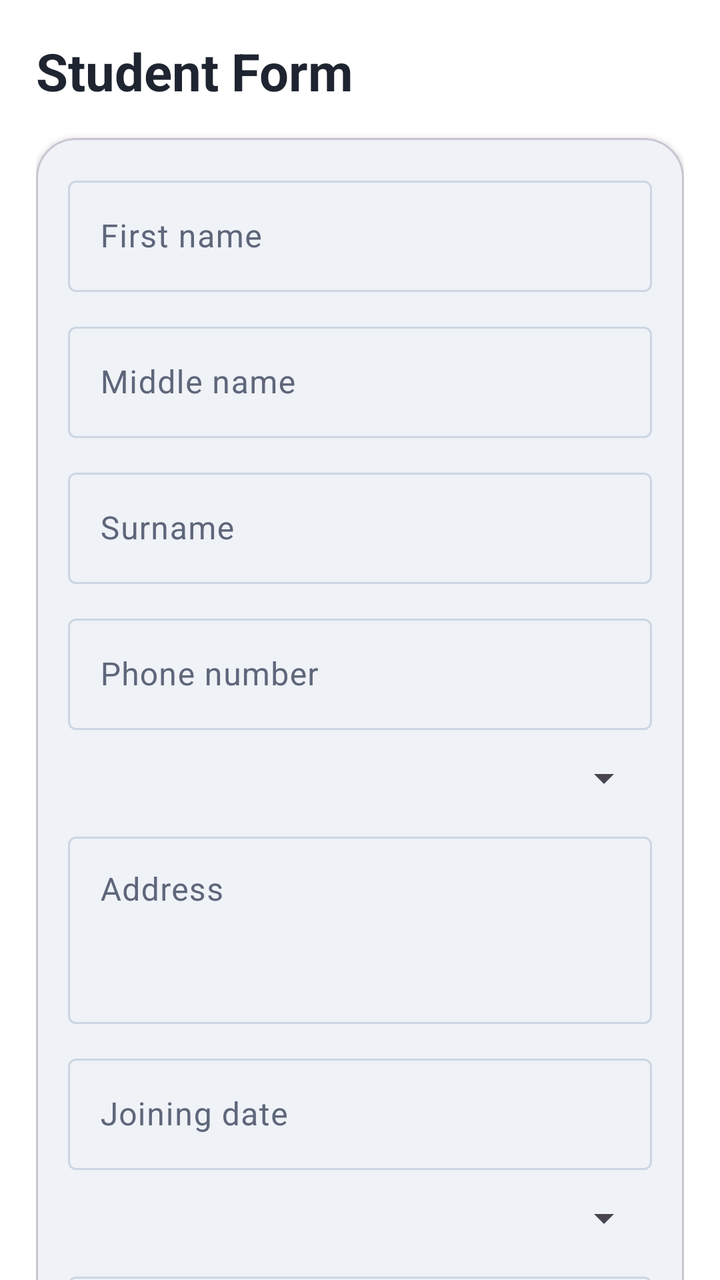
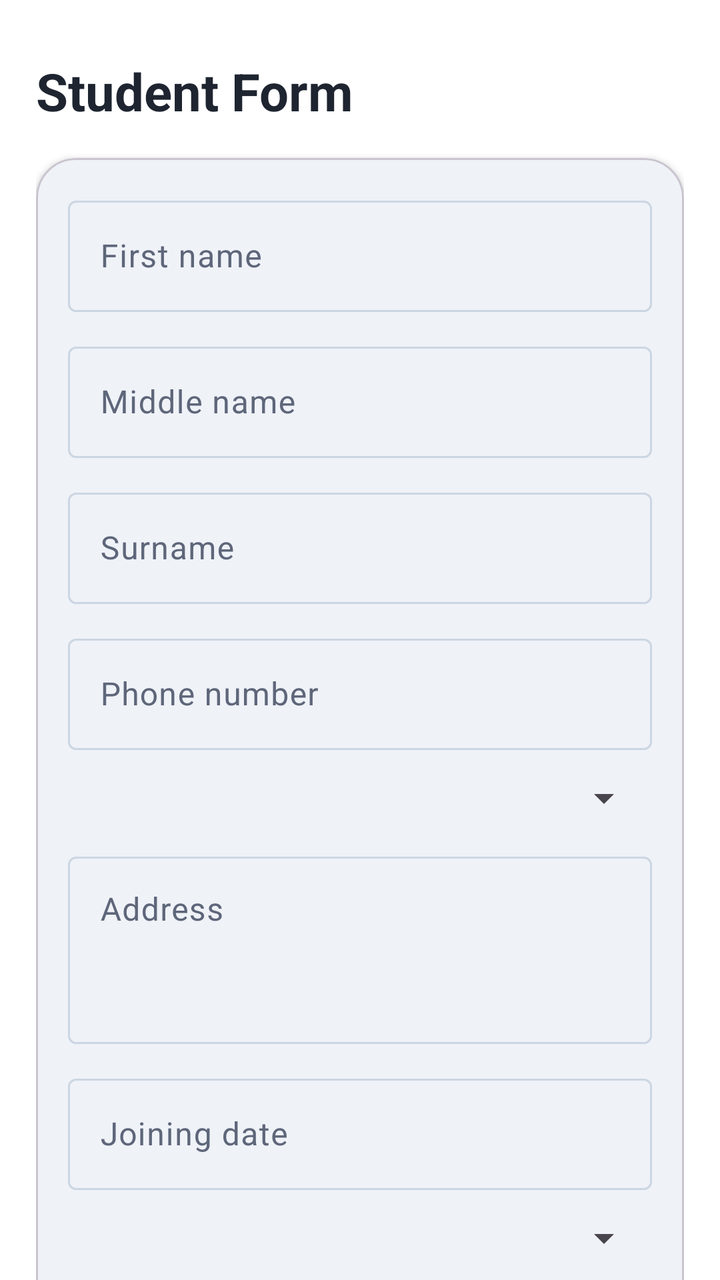

Two renders of the same Android screen: before a commit and after it. Below are the layout's source before the change and the commit's diff.
<!-- AndroidManifest.xml: application theme Theme.SSJB -->
<!-- res/layout/activity_student_form.xml -->
<?xml version="1.0" encoding="utf-8"?>
<androidx.core.widget.NestedScrollView xmlns:android="http://schemas.android.com/apk/res/android"
    xmlns:app="http://schemas.android.com/apk/res-auto"
    android:layout_width="match_parent"
    android:layout_height="match_parent"
    android:background="?attr/colorSurface">
    android:fillViewport="true">

    <LinearLayout
        android:layout_width="match_parent"
        android:layout_height="wrap_content"
        android:orientation="vertical"
        android:padding="18dp">

        <TextView
            android:layout_width="match_parent"
            android:layout_height="wrap_content"
            android:text="@string/student_form"
            android:textColor="?attr/colorOnBackground"
            android:textSize="26sp"
            android:textStyle="bold" />

        <com.google.android.material.card.MaterialCardView
            android:layout_width="match_parent"
            android:layout_height="wrap_content"
            android:layout_marginTop="16dp"
            app:cardBackgroundColor="?attr/colorSurface"
            app:cardCornerRadius="20dp"
            app:cardElevation="2dp">

            <LinearLayout
                android:layout_width="match_parent"
                android:layout_height="wrap_content"
                android:orientation="vertical"
                android:padding="16dp">

                <com.google.android.material.textfield.TextInputLayout
                    android:layout_width="match_parent"
                    android:layout_height="wrap_content"
                    android:hint="@string/student_name">

                    <com.google.android.material.textfield.TextInputEditText
                        android:id="@+id/studentNameInput"
                        android:layout_width="match_parent"
                        android:layout_height="wrap_content"
                        android:inputType="textPersonName" />
                </com.google.android.material.textfield.TextInputLayout>

                <com.google.android.material.textfield.TextInputLayout
                    android:layout_width="match_parent"
                    android:layout_height="wrap_content"
                    android:layout_marginTop="12dp"
                    android:hint="@string/middle_name">

                    <com.google.android.material.textfield.TextInputEditText
                        android:id="@+id/middleNameInput"
                        android:layout_width="match_parent"
                        android:layout_height="wrap_content"
                        android:inputType="textPersonName" />
                </com.google.android.material.textfield.TextInputLayout>

                <com.google.android.material.textfield.TextInputLayout
                    android:layout_width="match_parent"
                    android:layout_height="wrap_content"
                    android:layout_marginTop="12dp"
                    android:hint="@string/surname">

                    <com.google.android.material.textfield.TextInputEditText
                        android:id="@+id/surnameInput"
                        android:layout_width="match_parent"
                        android:layout_height="wrap_content"
                        android:inputType="textPersonName" />
                </com.google.android.material.textfield.TextInputLayout>

                <com.google.android.material.textfield.TextInputLayout
                    android:layout_width="match_parent"
                    android:layout_height="wrap_content"
                    android:layout_marginTop="12dp"
                    android:hint="@string/phone_number">

                    <com.google.android.material.textfield.TextInputEditText
                        android:id="@+id/phoneInput"
                        android:layout_width="match_parent"
                        android:layout_height="wrap_content"
                        android:inputType="phone" />
                </com.google.android.material.textfield.TextInputLayout>

                <Spinner
                    android:id="@+id/instrumentSpinner"
                    android:layout_width="match_parent"
                    android:layout_height="wrap_content"
                    android:layout_marginTop="12dp" />

                <com.google.android.material.textfield.TextInputLayout
                    android:layout_width="match_parent"
                    android:layout_height="wrap_content"
                    android:layout_marginTop="12dp"
                    android:hint="@string/address">

                    <com.google.android.material.textfield.TextInputEditText
                        android:id="@+id/addressInput"
                        android:layout_width="match_parent"
                        android:layout_height="wrap_content"
                        android:minLines="3"
                        android:gravity="top"
                        android:inputType="textMultiLine|textPostalAddress" />
                </com.google.android.material.textfield.TextInputLayout>

                <com.google.android.material.textfield.TextInputLayout
                    android:layout_width="match_parent"
                    android:layout_height="wrap_content"
                    android:layout_marginTop="12dp"
                    android:hint="@string/joining_date">

                    <com.google.android.material.textfield.TextInputEditText
                        android:id="@+id/joiningDateInput"
                        android:layout_width="match_parent"
                        android:layout_height="wrap_content"
                        android:focusable="false"
                        android:clickable="true"
                        android:cursorVisible="false"
                        android:inputType="none" />
                </com.google.android.material.textfield.TextInputLayout>

                <Spinner
                    android:id="@+id/knowledgeSpinner"
                    android:layout_width="match_parent"
                    android:layout_height="wrap_content"
                    android:layout_marginTop="12dp" />

                <com.google.android.material.textfield.TextInputLayout
                    android:layout_width="match_parent"
                    android:layout_height="wrap_content"
                    android:layout_marginTop="12dp"
                    android:hint="@string/balance_hint">

                    <com.google.android.material.textfield.TextInputEditText
                        android:id="@+id/balanceInput"
                        android:layout_width="match_parent"
                        android:layout_height="wrap_content"
                        android:inputType="numberSigned|numberDecimal" />
                </com.google.android.material.textfield.TextInputLayout>

                <TextView
                    android:layout_width="match_parent"
                    android:layout_height="wrap_content"
                    android:layout_marginTop="10dp"
                    android:text="@string/last_update"
                    android:textColor="?attr/colorOnSurfaceVariant" />

                <TextView
                    android:id="@+id/lastUpdatedText"
                    android:layout_width="match_parent"
                    android:layout_height="wrap_content"
                    android:layout_marginTop="2dp"
                    android:textColor="?attr/colorOnSurface"
                    android:textStyle="bold" />

                <com.google.android.material.button.MaterialButton
                    android:id="@+id/saveStudentButton"
                    android:layout_width="match_parent"
                    android:layout_height="wrap_content"
                    android:layout_marginTop="18dp"
                    android:text="@string/save"
                    android:textAllCaps="false" />
            </LinearLayout>
        </com.google.android.material.card.MaterialCardView>
    </LinearLayout>
</androidx.core.widget.NestedScrollView>
<!-- resources referenced by this layout -->
<resources>
  <string name="address">Address</string>
  <string name="balance_hint">Balance (optional, positive/negative)</string>
  <string name="joining_date">Joining date</string>
  <string name="last_update">Last updated</string>
  <string name="middle_name">Middle name</string>
  <string name="phone_number">Phone number</string>
  <string name="save">Save</string>
  <string name="student_form">Student Form</string>
  <string name="student_name">First name</string>
  <string name="surname">Surname</string>
  <style name="Theme.SSJB" parent="Base.Theme.SSJB" />
  <style name="Base.Theme.SSJB" parent="Theme.Material3.DayNight.NoActionBar">
          <item name="colorPrimary">@color/ssjb_primary</item>
          <item name="colorOnPrimary">@color/ssjb_on_primary</item>
          <item name="colorSecondary">@color/ssjb_secondary</item>
          <item name="colorTertiary">@color/ssjb_tertiary</item>
          <item name="colorOnBackground">@color/ssjb_on_background</item>
          <item name="colorSurface">@color/ssjb_surface</item>
          <item name="colorOnSurface">@color/ssjb_on_surface</item>
          <item name="colorSurfaceVariant">@color/ssjb_surface_variant</item>
          <item name="colorOnSurfaceVariant">@color/ssjb_on_surface_variant</item>
          <item name="colorOutline">@color/ssjb_outline</item>
          <item name="colorError">@color/ssjb_error</item>
          <item name="android:statusBarColor">@color/ssjb_background</item>
          <item name="android:navigationBarColor">@color/ssjb_background</item>
          <item name="android:windowBackground">@color/ssjb_background</item>
          <item name="android:forceDarkAllowed">true</item>
      </style>
  <color name="ssjb_primary">#1F4B99</color>
  <color name="ssjb_on_primary">#FFFFFF</color>
  <color name="ssjb_secondary">#0F766E</color>
  <color name="ssjb_tertiary">#A15E2E</color>
  <color name="ssjb_on_background">#1E2430</color>
  <color name="ssjb_surface">#FFFFFF</color>
  <color name="ssjb_on_surface">#1E2430</color>
  <color name="ssjb_surface_variant">#E7EEF8</color>
  <color name="ssjb_on_surface_variant">#5E667A</color>
  <color name="ssjb_outline">#CCD6E2</color>
  <color name="ssjb_error">#C62828</color>
  <color name="ssjb_background">#F4F7FB</color>
</resources>

<!-- the commit's change to res/layout/activity_student_form.xml (unified diff, before → after) -->
@@ -3,14 +3,18 @@
     xmlns:app="http://schemas.android.com/apk/res-auto"
     android:layout_width="match_parent"
     android:layout_height="match_parent"
-    android:background="?attr/colorSurface">
+    android:background="?attr/colorSurface"
+    android:fitsSystemWindows="true"
     android:fillViewport="true">
 
     <LinearLayout
         android:layout_width="match_parent"
         android:layout_height="wrap_content"
         android:orientation="vertical"
-        android:padding="18dp">
+        android:paddingLeft="18dp"
+        android:paddingTop="28dp"
+        android:paddingRight="18dp"
+        android:paddingBottom="28dp">
 
         <TextView
             android:layout_width="match_parent"
